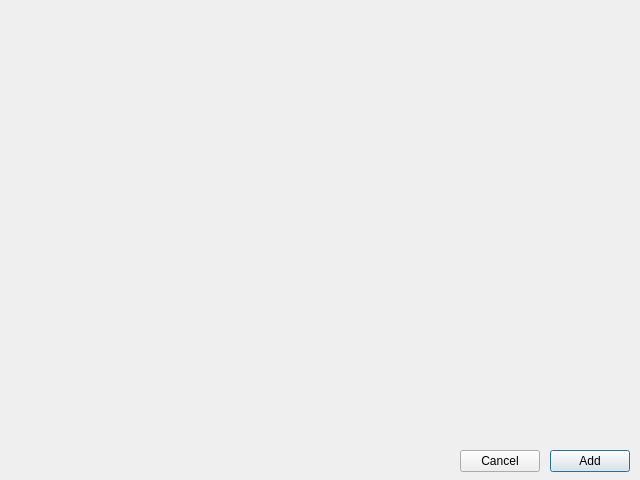
Above: newdownloaddialog.ui from stoic1979/DownloadManager before the change. Below: the same form after it.
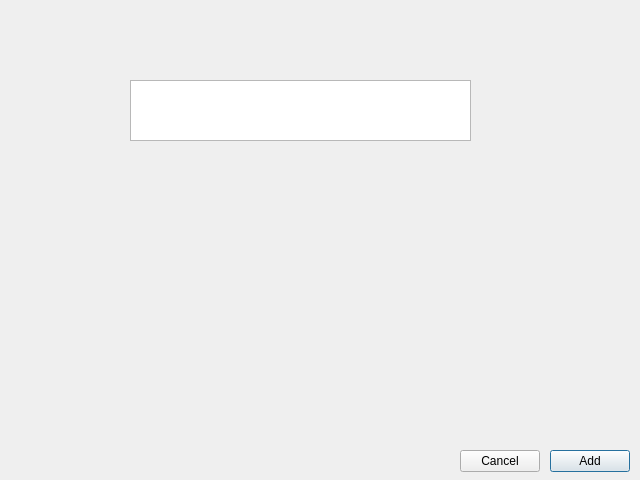
That is the form after the change.

Patch:
```diff
--- a/newdownloaddialog.ui
+++ b/newdownloaddialog.ui
@@ -39,6 +39,16 @@
     <string>Cancel</string>
    </property>
   </widget>
+  <widget class="QTextEdit" name="teUrl">
+   <property name="geometry">
+    <rect>
+     <x>130</x>
+     <y>80</y>
+     <width>341</width>
+     <height>61</height>
+    </rect>
+   </property>
+  </widget>
  </widget>
  <resources/>
  <connections/>
```
